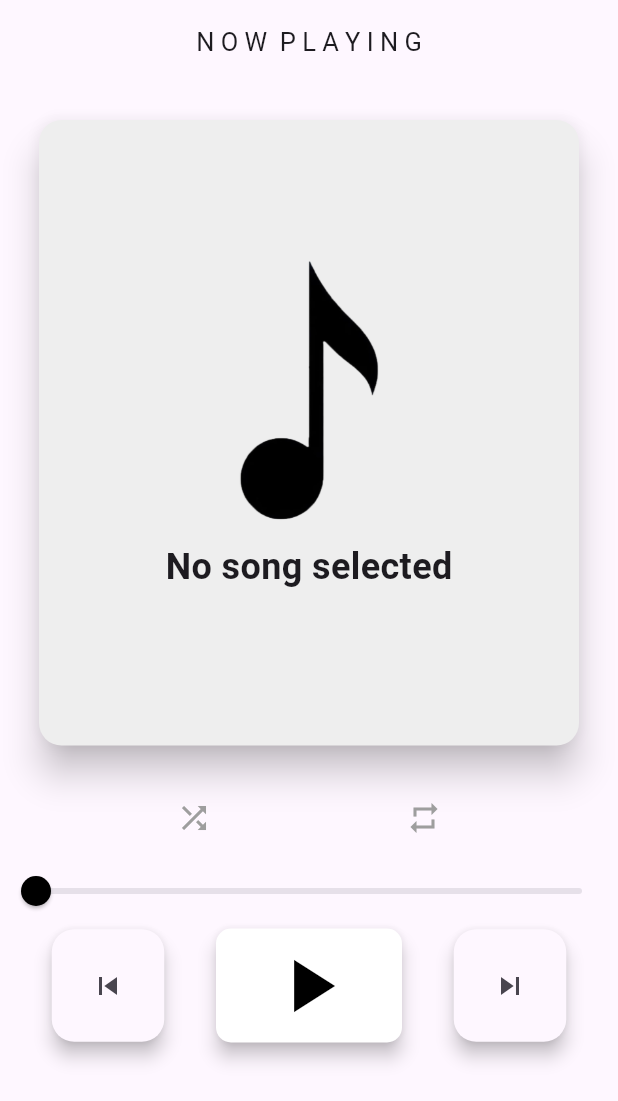
After one commit to AbhilashTitus/apple_music_player, a Flutter app: the NowPlaying screen opened directly, on a phone screen of 412 x 824 dp. The commit adds this screen. Shown: the top 1101 px of the screen. Run offline on Flutter 3.47's test engine with Material 3 defaults, Android fonts, the phone set to English and light mode, and no system bars; our stand-ins replace just_audio, on_audio_query, permission_handler.

Commit message:
more cool

```diff
--- /dev/null
+++ b/lib/constants.dart
@@ -0,0 +1,8 @@
+import 'package:flutter/material.dart';
+
+const String allSongsHeading = 'A L L  S O N G S';
+const String libraryHeading = 'L I B R A R Y';
+const String nowPlayingHeading = 'N O W  P L A Y I N G';
+const String searchHeading = 'S E A R C H';
+
+const TextStyle headingStyle = TextStyle(fontSize: 17);
--- a/lib/screen/allsongs.dart
+++ b/lib/screen/allsongs.dart
@@ -1,4 +1,5 @@
 import 'package:apple_music_player/MySongModel.dart';
+import 'package:apple_music_player/constants.dart';
 import 'package:flutter/material.dart';
 import 'package:on_audio_query/on_audio_query.dart';
 import 'package:permission_handler/permission_handler.dart';
@@ -46,8 +47,8 @@ class _AllSongsPageState extends State<AllSongsPage> {
             child: Column(
               children: [
                 const Text(
-                  'A L L  S O N G S',
-                  style: TextStyle(fontSize: 17),
+                  allSongsHeading,
+                  style: headingStyle,
                 ),
                 const SizedBox(
                   height: 20,
--- /dev/null
+++ b/lib/screen/custom_card.dart
@@ -0,0 +1,65 @@
+import 'package:flutter/material.dart';
+import 'package:apple_music_player/MySongModel.dart';
+
+class CustomCard extends StatelessWidget {
+  final MySongModel? song;
+
+  const CustomCard({Key? key, this.song}) : super(key: key);
+
+  @override
+  Widget build(BuildContext context) {
+    return Padding(
+      padding: const EdgeInsets.all(20.0),
+      child: Card(
+        color: Colors.grey[200],
+        elevation: 10.0,
+        shape: RoundedRectangleBorder(
+          borderRadius: BorderRadius.circular(15.0),
+        ),
+        child: Padding(
+          padding: const EdgeInsets.all(80.0),
+          child: Column(
+            mainAxisSize: MainAxisSize.min,
+            children: [
+              Hero(
+                tag: Text(
+                  '${song?.title}-${song?.data ?? ""}',
+                  style: const TextStyle(
+                    fontSize: 24,
+                    fontWeight: FontWeight.bold,
+                  ),
+                ),
+                child: Container(
+                  height: 200,
+                  width: 200,
+                  decoration: BoxDecoration(
+                    borderRadius: BorderRadius.circular(20),
+                  ),
+                  child: song?.albumArt != null
+                      ? Image.memory(song!.albumArt!, fit: BoxFit.cover)
+                      : Image.asset('assets/newlogo.png'),
+                ),
+              ),
+              const SizedBox(height: 1),
+              Text(
+                song?.title ?? "No song selected",
+                overflow: TextOverflow.ellipsis,
+                maxLines: 1,
+                style: const TextStyle(
+                  fontSize: 24,
+                  fontWeight: FontWeight.bold,
+                ),
+              ),
+              const SizedBox(height: 1),
+              Text(
+                song?.artist ?? "",
+                overflow: TextOverflow.ellipsis,
+                maxLines: 1,
+              ),
+            ],
+          ),
+        ),
+      ),
+    );
+  }
+}
--- a/lib/screen/home.dart
+++ b/lib/screen/home.dart
@@ -1,3 +1,4 @@
+import 'package:apple_music_player/constants.dart';
 import 'package:apple_music_player/screen/recorder/recordscreen.dart';
 import 'package:flutter/material.dart';
 
@@ -22,9 +23,10 @@ class _HomePageState extends State<HomePage> {
   PreferredSizeWidget _buildAppBar(BuildContext context) {
     if (_selectedIndex == 1) {
       return AppBar(
-        title: const Text(
-          'L I B R A R Y',
+       title: const Text(
+          libraryHeading,
           textAlign: TextAlign.center,
+          style: headingStyle,
         ),
         centerTitle: true,
         leading: Builder(
--- a/lib/screen/search.dart
+++ b/lib/screen/search.dart
@@ -1,3 +1,4 @@
+import 'package:apple_music_player/constants.dart';
 import 'package:flutter/material.dart';
 import '../MySongModel.dart';
 
@@ -24,9 +25,9 @@ class _SearchScreenState extends State<SearchScreen> {
     return Scaffold(
       appBar: AppBar(
         title: const Text(
-          'S E A R C H',
+         searchHeading,
           textAlign: TextAlign.center,
-          style: TextStyle(fontSize: 17),
+          style: headingStyle,
         ),
         centerTitle: true,
       ),
```
Also changed, not shown: lib/screen/nowplaying.dart (+5 -56 lines).
